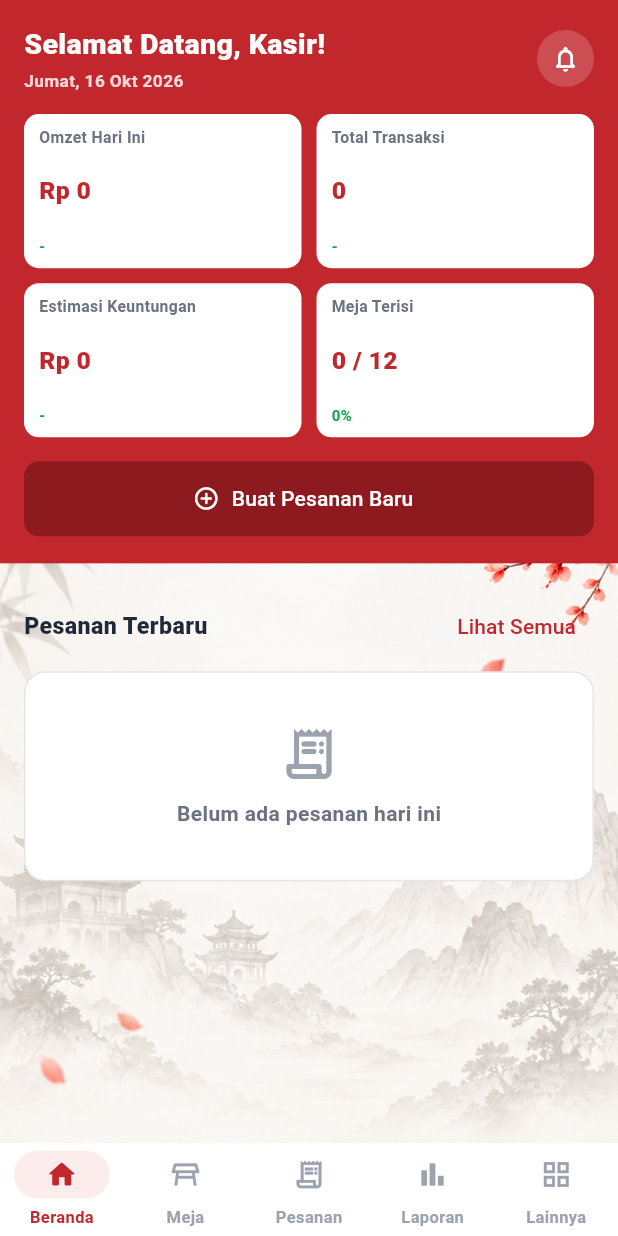
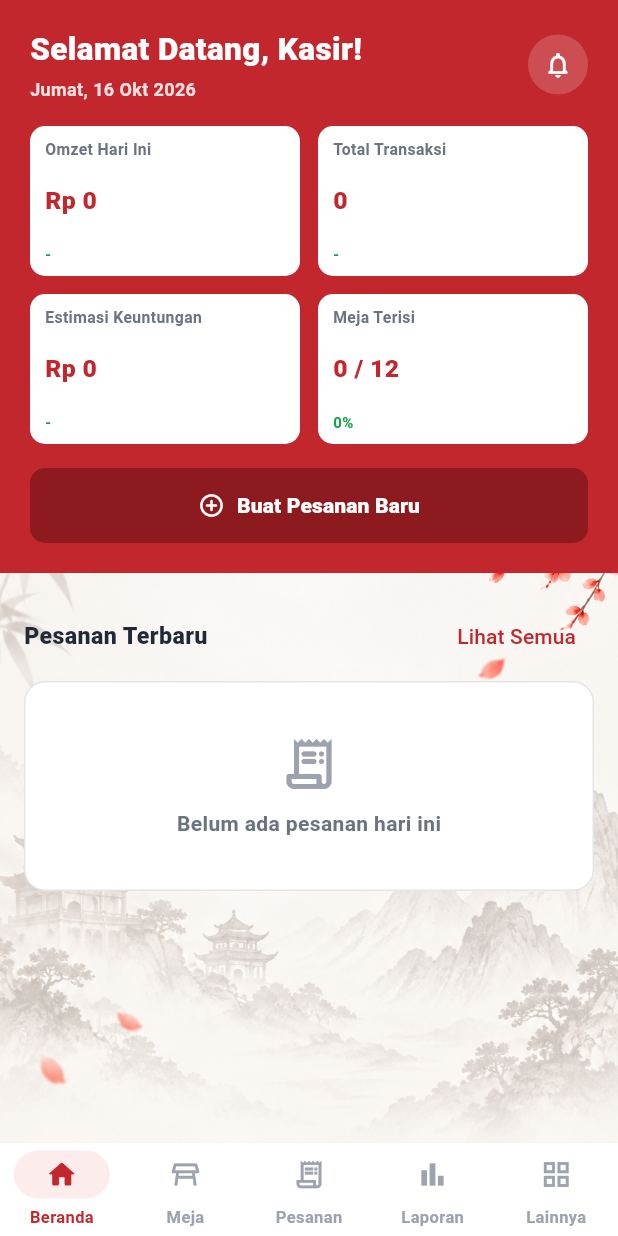
Before and after one commit to ambayu/simpel-pos, a Flutter app: the ShellPage screen opened directly with empty values, on a phone screen of 412 x 824 dp. Run offline on Flutter 3.47's test engine with Material 3 defaults, Android fonts, the phone set to English and light mode, and no system bars; our stand-ins replace file_picker, image_picker, open_filex, pdf, printing; missing offline and left inert: excel; Roboto replaces fonts that are missing (Segoe UI).

Commit message:
feat(ui): buat header selamat datang dan stat card beranda full width di iPad/tablet

```diff
--- a/lib/src/screens/dashboard_page.dart
+++ b/lib/src/screens/dashboard_page.dart
@@ -68,29 +68,27 @@ class _WideLayout extends StatelessWidget {
 
   @override
   Widget build(BuildContext context) {
-    return Row(
-      crossAxisAlignment: CrossAxisAlignment.start,
+    return ListView(
+      padding: EdgeInsets.zero,
       children: [
-        // Kolom kiri – header & statistik (fixed width)
-        SizedBox(
-          width: 340,
-          child: ListView(
-            padding: EdgeInsets.zero,
+        // Header "Selamat Datang" & Stat Cards full width dari kiri ke kanan
+        _DashboardHeader(store: store, onNewOrder: onNewOrder),
+        Padding(
+          padding: const EdgeInsets.fromLTRB(20, 20, 20, 24),
+          child: Row(
+            crossAxisAlignment: CrossAxisAlignment.start,
             children: [
-              _DashboardHeader(store: store, onNewOrder: onNewOrder),
-            ],
-          ),
-        ),
-        // Divider vertikal
-        const VerticalDivider(width: 1, thickness: 1),
-        // Kolom kanan – pesanan terbaru (flexible)
-        Expanded(
-          child: ListView(
-            padding: const EdgeInsets.fromLTRB(20, 20, 20, 24),
-            children: [
-              _RecentOrdersPanel(store: store, onNewOrder: onNewOrder),
-              const SizedBox(height: 16),
-              _QuickStatsPanel(store: store),
+              // Kolom kiri: Pesanan terbaru
+              Expanded(
+                flex: 6,
+                child: _RecentOrdersPanel(store: store, onNewOrder: onNewOrder),
+              ),
+              const SizedBox(width: 20),
+              // Kolom kanan: Menu terlaris
+              Expanded(
+                flex: 5,
+                child: _QuickStatsPanel(store: store),
+              ),
             ],
           ),
         ),
@@ -278,7 +276,7 @@ class _DashboardHeader extends StatelessWidget {
   Widget build(BuildContext context) {
     final now = DateTime.now();
     return Container(
-      padding: const EdgeInsets.fromLTRB(16, 16, 16, 18),
+      padding: const EdgeInsets.fromLTRB(20, 18, 20, 20),
       decoration: const BoxDecoration(color: AppColors.primary),
       child: Column(
         crossAxisAlignment: CrossAxisAlignment.start,
@@ -294,7 +292,7 @@ class _DashboardHeader extends StatelessWidget {
                       maxLines: 1,
                       overflow: TextOverflow.ellipsis,
                       style: const TextStyle(
-                        fontSize: 19,
+                        fontSize: 21,
                         fontWeight: FontWeight.w900,
                         color: Colors.white,
                       ),
@@ -303,8 +301,8 @@ class _DashboardHeader extends StatelessWidget {
                     Text(
                       _formatDate(now),
                       style: TextStyle(
-                        fontSize: 11.5,
-                        color: Colors.white.withValues(alpha: .82),
+                        fontSize: 12,
+                        color: Colors.white.withValues(alpha: .85),
                         fontWeight: FontWeight.w600,
                       ),
                     ),
@@ -312,8 +310,8 @@ class _DashboardHeader extends StatelessWidget {
                 ),
               ),
               Container(
-                width: 38,
-                height: 38,
+                width: 40,
+                height: 40,
                 decoration: BoxDecoration(
                   color: Colors.white.withValues(alpha: .18),
                   shape: BoxShape.circle,
@@ -326,17 +324,18 @@ class _DashboardHeader extends StatelessWidget {
               ),
             ],
           ),
-          const SizedBox(height: 14),
+          const SizedBox(height: 16),
           LayoutBuilder(
             builder: (context, constraints) {
-              final columns = constraints.maxWidth >= 720 ? 4 : 2;
+              final isWide = constraints.maxWidth >= 600;
+              final columns = isWide ? 4 : 2;
               return GridView.count(
                 shrinkWrap: true,
                 physics: const NeverScrollableScrollPhysics(),
                 crossAxisCount: columns,
-                mainAxisSpacing: 10,
-                crossAxisSpacing: 10,
-                childAspectRatio: 1.80,
+                mainAxisSpacing: 12,
+                crossAxisSpacing: 12,
+                childAspectRatio: isWide ? 2.1 : 1.80,
                 children: [
                   _StatCard(
                     label: 'Omzet Hari Ini',
@@ -377,9 +376,13 @@ class _DashboardHeader extends StatelessWidget {
               style: FilledButton.styleFrom(
                 backgroundColor: AppColors.primaryDark,
                 foregroundColor: Colors.white,
+                padding: const EdgeInsets.symmetric(vertical: 14),
               ),
               icon: const Icon(Icons.add_circle_outline_rounded),
-              label: const Text('Buat Pesanan Baru'),
+              label: const Text(
+                'Buat Pesanan Baru',
+                style: TextStyle(fontWeight: FontWeight.w800, fontSize: 14),
+              ),
             ),
           ),
         ],
```
